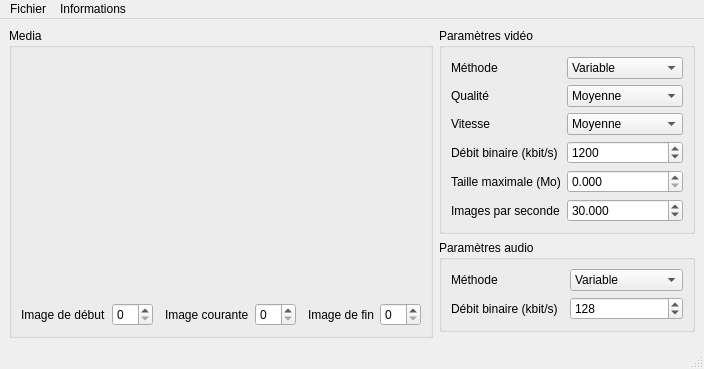
Before: the Qt Designer form interfaces/MainWindow.ui in lovehina13/EditionMultimedia, drawn with Qt 5.
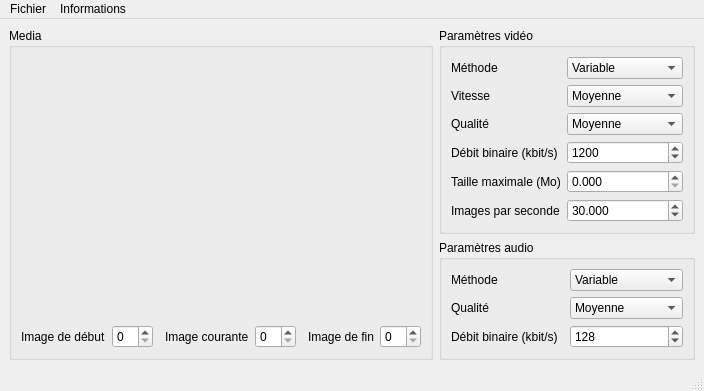
After: the same form once the commit is applied. Icons and pictures are not drawn.

What changed in the file:
```diff
--- a/interfaces/MainWindow.ui
+++ b/interfaces/MainWindow.ui
@@ -130,42 +130,13 @@
         </widget>
        </item>
        <item row="1" column="0">
-        <widget class="QLabel" name="labelVideoQuality">
-         <property name="text">
-          <string>Qualité</string>
-         </property>
-        </widget>
-       </item>
-       <item row="1" column="1">
-        <widget class="QComboBox" name="comboBoxVideoQuality">
-         <property name="currentIndex">
-          <number>1</number>
-         </property>
-         <item>
-          <property name="text">
-           <string>Haute</string>
-          </property>
-         </item>
-         <item>
-          <property name="text">
-           <string>Moyenne</string>
-          </property>
-         </item>
-         <item>
-          <property name="text">
-           <string>Basse</string>
-          </property>
-         </item>
-        </widget>
-       </item>
-       <item row="2" column="0">
         <widget class="QLabel" name="labelVideoSpeed">
          <property name="text">
           <string>Vitesse</string>
          </property>
         </widget>
        </item>
-       <item row="2" column="1">
+       <item row="1" column="1">
         <widget class="QComboBox" name="comboBoxVideoSpeed">
          <property name="toolTip">
           <string>+ Lent = traitement lent, optimisation forte, taille réduite.
@@ -211,6 +182,35 @@
          </item>
         </widget>
        </item>
+       <item row="2" column="0">
+        <widget class="QLabel" name="labelVideoQuality">
+         <property name="text">
+          <string>Qualité</string>
+         </property>
+        </widget>
+       </item>
+       <item row="2" column="1">
+        <widget class="QComboBox" name="comboBoxVideoQuality">
+         <property name="currentIndex">
+          <number>1</number>
+         </property>
+         <item>
+          <property name="text">
+           <string>Haute</string>
+          </property>
+         </item>
+         <item>
+          <property name="text">
+           <string>Moyenne</string>
+          </property>
+         </item>
+         <item>
+          <property name="text">
+           <string>Basse</string>
+          </property>
+         </item>
+        </widget>
+       </item>
        <item row="3" column="0">
         <widget class="QLabel" name="labelVideoBitRate">
          <property name="text">
@@ -302,13 +302,52 @@
         </widget>
        </item>
        <item row="1" column="0">
+        <widget class="QLabel" name="labelAudioQuality">
+         <property name="text">
+          <string>Qualité</string>
+         </property>
+        </widget>
+       </item>
+       <item row="1" column="1">
+        <widget class="QComboBox" name="comboBoxAudioQuality">
+         <property name="currentIndex">
+          <number>2</number>
+         </property>
+         <item>
+          <property name="text">
+           <string>Très haute</string>
+          </property>
+         </item>
+         <item>
+          <property name="text">
+           <string>Haute</string>
+          </property>
+         </item>
+         <item>
+          <property name="text">
+           <string>Moyenne</string>
+          </property>
+         </item>
+         <item>
+          <property name="text">
+           <string>Basse</string>
+          </property>
+         </item>
+         <item>
+          <property name="text">
+           <string>Très basse</string>
+          </property>
+         </item>
+        </widget>
+       </item>
+       <item row="2" column="0">
         <widget class="QLabel" name="labelAudioBitRate">
          <property name="text">
           <string>Débit binaire (kbit/s)</string>
          </property>
         </widget>
        </item>
-       <item row="1" column="1">
+       <item row="2" column="1">
         <widget class="QSpinBox" name="spinBoxAudioBitRate">
          <property name="maximum">
           <number>320</number>
```
